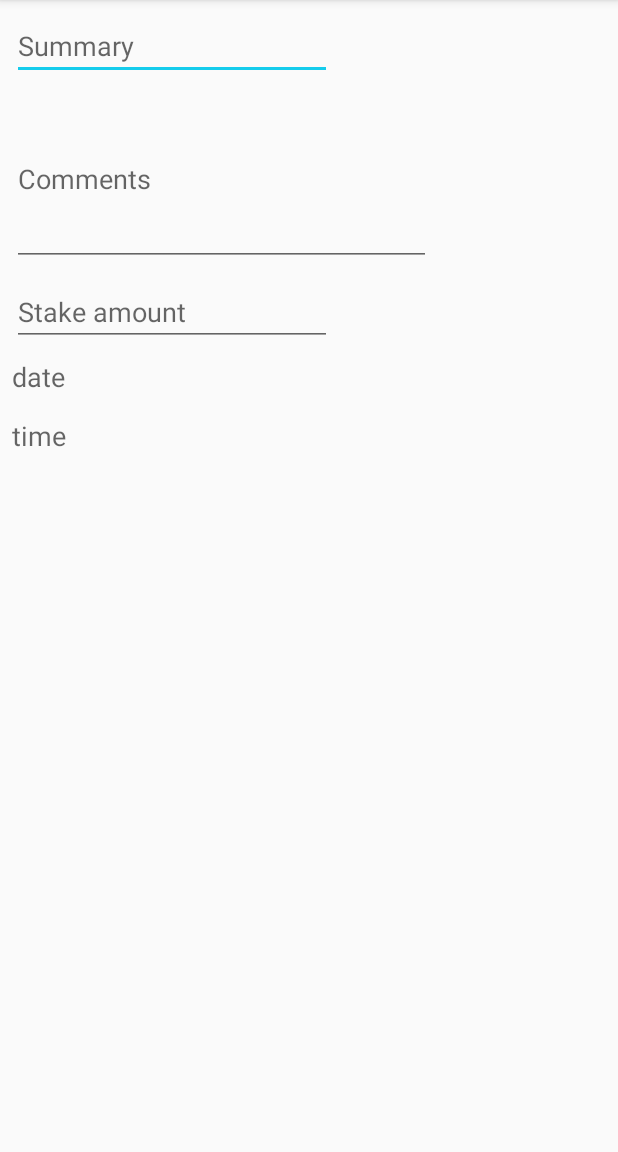
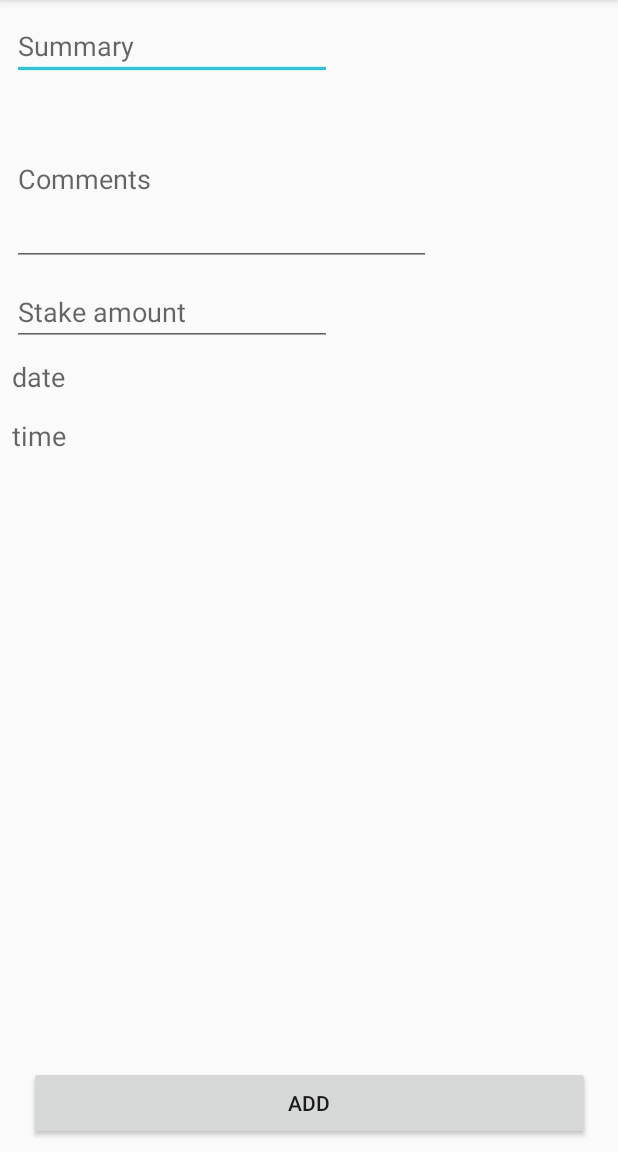
Before and after one commit to Hestvik-Dymbe/bookish-tribble, an Android app: the AddTask screen opened directly, with no data from a screen before it, on a phone screen of 412 x 824 dp, the part 84-1236 px from its top. Run offline under Robolectric (Android 15) with nearby library versions, the phone set to English and light mode, and no system bars.

Commit message:
Add button to addTask activity

```diff
--- a/Appeen/app/src/main/java/sander/appeen/AddTask.java
+++ b/Appeen/app/src/main/java/sander/appeen/AddTask.java
@@ -8,6 +8,7 @@ import android.os.Bundle;
 import android.support.v7.app.AppCompatActivity;
 import android.util.Log;
 import android.view.View;
+import android.widget.Button;
 import android.widget.DatePicker;
 import android.widget.TextView;
 import android.widget.TimePicker;
@@ -22,6 +23,7 @@ public class AddTask extends AppCompatActivity {
     private TextView mDisplayTime;
     private DatePickerDialog.OnDateSetListener mDateSetListener;
     private TimePickerDialog.OnTimeSetListener mTimeSetListener;
+    private Button addButton;
 
 
     @Override
@@ -29,8 +31,11 @@ public class AddTask extends AppCompatActivity {
         super.onCreate(savedInstanceState);
         setContentView(R.layout.activity_add_task);
 
+
+
         mDisplayDate = (TextView) findViewById(R.id.dateView);
         mDisplayTime = (TextView) findViewById(R.id.timeView);
+        addButton = (Button) findViewById(R.id.add_button);
 
         mDisplayDate.setOnClickListener(new View.OnClickListener() {
             @Override
@@ -85,8 +90,16 @@ public class AddTask extends AppCompatActivity {
             }
         });
 
+    addButton.setOnClickListener(new View.OnClickListener(){
+        @Override
+        public void onClick(View view){
+            buttonPress();
 
+            }
+        });
     }
 
-
+private void buttonPress(){
+    //TODO: Add code
 }
+}
--- a/Appeen/app/src/main/res/layout/activity_add_task.xml
+++ b/Appeen/app/src/main/res/layout/activity_add_task.xml
@@ -69,5 +69,17 @@
         app:layout_constraintStart_toStartOf="parent"
         app:layout_constraintTop_toBottomOf="@id/dateView" />
 
+    <Button
+        android:id="@+id/add_button"
+        android:layout_width="374dp"
+        android:layout_height="49dp"
+        android:layout_marginBottom="8dp"
+        android:layout_marginEnd="8dp"
+        android:layout_marginStart="8dp"
+        android:text="ADD"
+        app:layout_constraintBottom_toBottomOf="parent"
+        app:layout_constraintEnd_toEndOf="parent"
+        app:layout_constraintStart_toStartOf="parent" />
+
 
 </android.support.constraint.ConstraintLayout>
```
